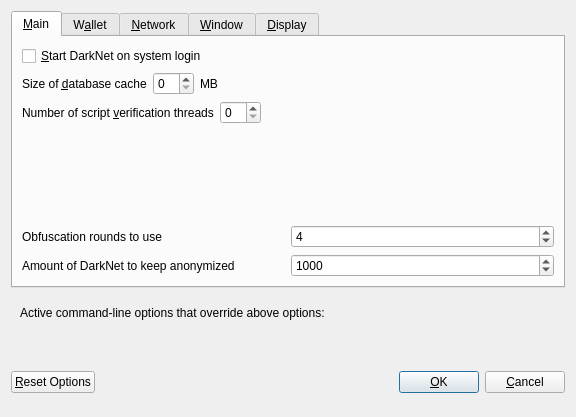
satoshi-ninja/PIVX, file src/qt/forms/optionsdialog.ui: the form before one commit.
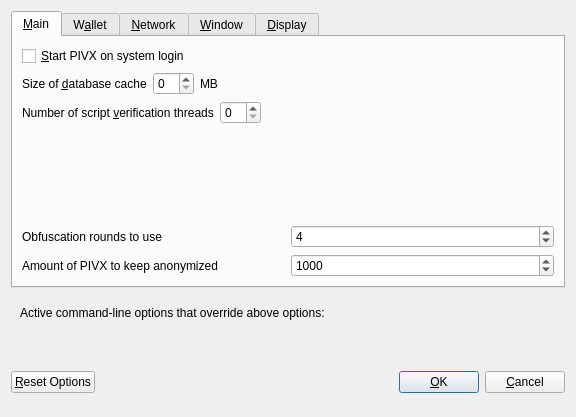
The form after the commit. Custom widgets are drawn as their Qt base class.

Commit message: Rename Darknet to PIVX Part 2 (GUI-texts of locales/translations)

What changed in the file:
```diff
--- a/src/qt/forms/optionsdialog.ui
+++ b/src/qt/forms/optionsdialog.ui
@@ -33,7 +33,7 @@
           <string>Automatically start DarkNet after logging in to the system.</string>
          </property>
          <property name="text">
-          <string>&amp;Start DarkNet on system login</string>
+          <string>&amp;Start PIVX on system login</string>
          </property>
         </widget>
        </item>
@@ -177,7 +177,7 @@
             <string notr="true"/>
            </property>
            <property name="text">
-            <string>Amount of DarkNet to keep anonymized</string>
+            <string>Amount of PIVX to keep anonymized</string>
            </property>
           </widget>
          </item>
```
Left out of the diff: 10 changed lines with no effect on the pictures. The commit also changes 74 other files.
